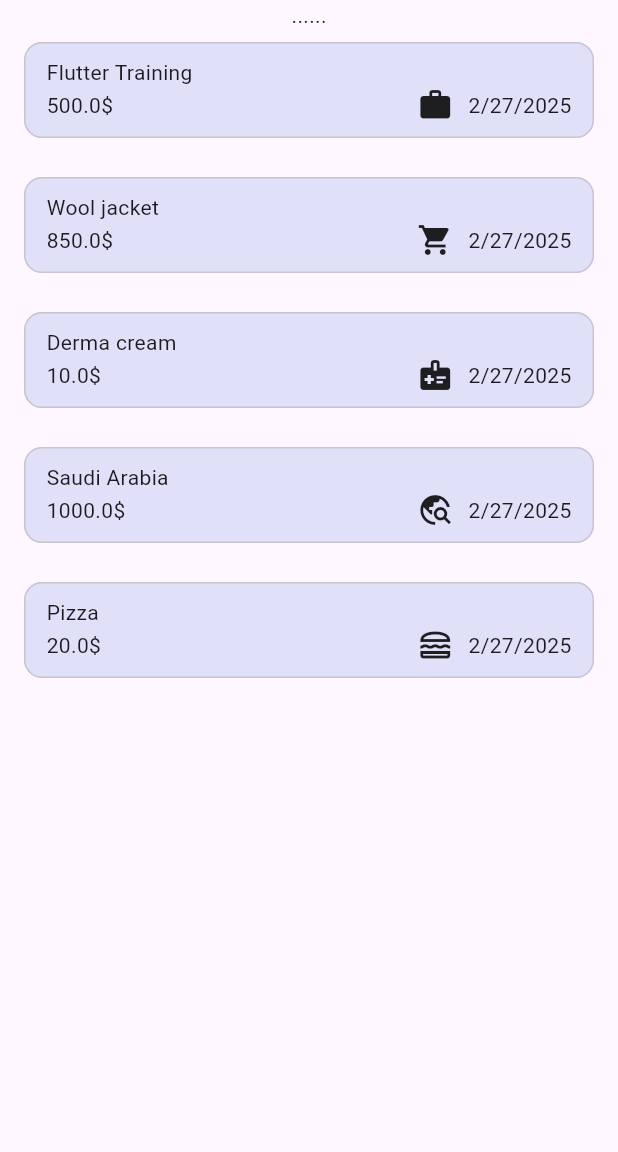
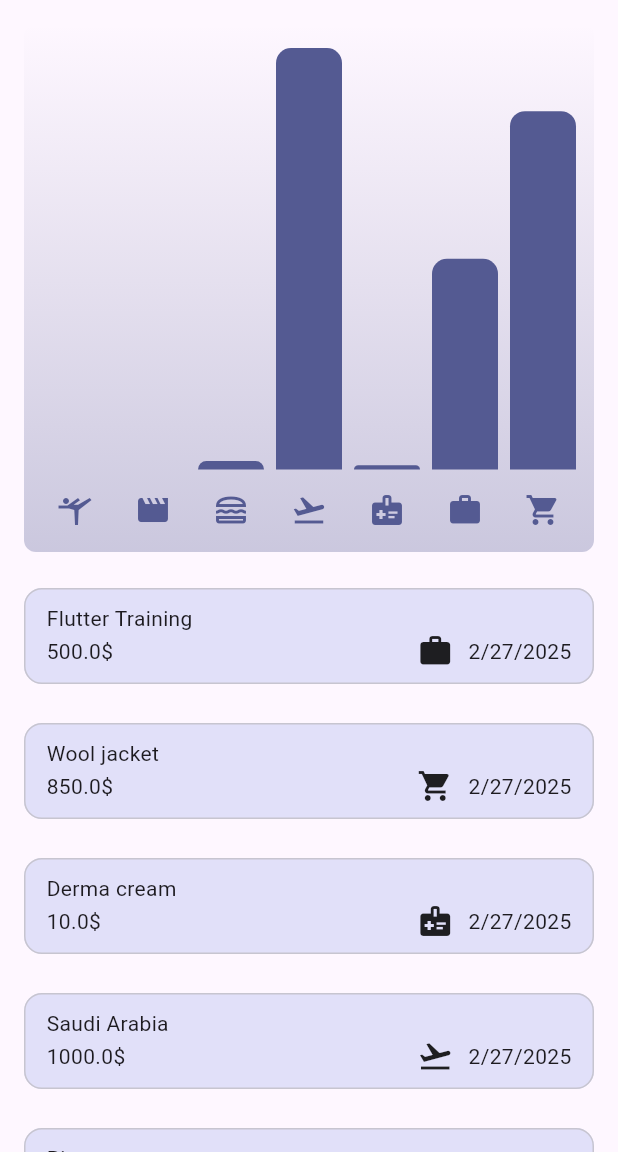
Before and after one commit to alaa2024Mandour/ExpensesApp, a Flutter app: the screen it shows after launch, on a phone screen of 412 x 824 dp, the part 84-1236 px from its top. Run offline on Flutter 3.47's test engine with Material 3 defaults, Android fonts, the phone set to English and light mode, and no system bars; our stand-ins replace flutter_bloc.

Commit message:
complete chart widget & handling responsive

```diff
--- a/lib/cubit/cubit.dart
+++ b/lib/cubit/cubit.dart
@@ -52,4 +52,30 @@ void addNewExpense(Expenses expense){
     emit(RemoveExpenseState());
   }
 
+
+  //#### handling Chart #####
+//### chart data ###
+  List<ExpensesBucket> get bucket {
+    return [
+      ExpensesBucket.forCategory(registeredExpenses, Categories.health),
+      ExpensesBucket.forCategory(registeredExpenses, Categories.fun),
+      ExpensesBucket.forCategory(registeredExpenses, Categories.food),
+      ExpensesBucket.forCategory(registeredExpenses, Categories.travel),
+      ExpensesBucket.forCategory(registeredExpenses, Categories.medicine),
+      ExpensesBucket.forCategory(registeredExpenses, Categories.work),
+      ExpensesBucket.forCategory(registeredExpenses, Categories.clothes),
+    ];
+  }
+
+  double get maxExpenseTotal{
+    double maxTotalExpense = 0;
+
+    for(var element in bucket){
+      if(element.totalExpenses > maxTotalExpense){
+        maxTotalExpense = element.totalExpenses;
+      }
+    }
+
+    return maxTotalExpense;
+  }
 }
--- a/lib/data/expenses_data.dart
+++ b/lib/data/expenses_data.dart
@@ -36,3 +36,21 @@ List<Expenses> registeredExpenses = [
       categories: Categories.food
   ),
 ];
+
+class ExpensesBucket{
+  final Categories category ;
+  final List<Expenses> expenses;
+
+  ExpensesBucket(this.category, this.expenses);
+
+  ExpensesBucket.forCategory(List<Expenses> allExpenses,this.category):expenses=allExpenses
+  .where((element)=> element.categories == category).toList();
+
+  double get totalExpenses {
+    double sum =0;
+    for(var expense in expenses){
+      sum += expense.amount;
+    }
+    return sum;
+  }
+}
--- a/lib/layouts/expenses_screen.dart
+++ b/lib/layouts/expenses_screen.dart
@@ -5,81 +5,146 @@ import 'package:expenses_app/models/expenses_model.dart';
 import 'package:expenses_app/widgets/new_expense.dart';
 import 'package:flutter/material.dart';
 import 'package:flutter_bloc/flutter_bloc.dart';
+import '../widgets/chart/chart.dart';
 import '../widgets/expenses_item.dart';
 
 class ExpensesScreen extends StatelessWidget {
   const ExpensesScreen({super.key});
   @override
   Widget build(BuildContext context) {
-    return BlocConsumer<ExpensesCubit,Status>(
-      listener: (BuildContext context, Status? state) {  },
+    return BlocConsumer<ExpensesCubit, Status>(
+      listener: (BuildContext context, Status? state) {},
       builder: (BuildContext context, state) {
         var cubit = ExpensesCubit.get(context);
+        double width = MediaQuery.of(context).size.width;
         return Scaffold(
           appBar: AppBar(
-            title: Text('Welcome In Your Expenses App',style: TextStyle(fontSize: 15),),
+            title: Text(
+              'Welcome In Your Expenses App',
+              style: TextStyle(fontSize: 15),
+            ),
             leading: Icon(Icons.arrow_back_ios_new),
             actions: [
               IconButton(
-                onPressed: (){
+                onPressed: () {
                   showModalBottomSheet(
                     context: context,
                     isScrollControlled: true,
-                    builder: (context) =>DraggableScrollableSheet(
+                    builder:
+                        (context) => DraggableScrollableSheet(
                           initialChildSize: 0.5, // 50% of screen height
                           minChildSize: 0.3, // Minimum height
                           maxChildSize: 0.9, // Maximum height
                           expand: false,
-                        builder: (context, scrollController) => newExpenses(
+                          builder:
+                              (context, scrollController) => newExpenses(
                                 scrollController: scrollController,
                                 titleController: cubit.titleController,
                                 amountController: cubit.amountController,
                                 expenseDate: cubit.expenseDate,
                                 context: context,
-                            formatDate: (onValue){
+                                formatDate: (onValue) {
                                   cubit.setDate(onValue);
                                 },
-                            chooseCategory: (value){
+                                chooseCategory: (value) {
                                   cubit.setCategory(value);
                                 },
                                 selectedCategory: cubit.selectedCategory,
-                            addExpensesItem: (){
-                              cubit.addNewExpense(Expenses(
+                                addExpensesItem: () {
+                                  cubit.addNewExpense(
+                                    Expenses(
                                       productName: cubit.titleController.text,
-                                  amount: double.parse(cubit.amountController.text),
+                                      amount: double.parse(
+                                        cubit.amountController.text,
+                                      ),
                                       date: cubit.originalDate!,
-                                  categories: cubit.selectedCategory));
-                            }
-                        )
-                    )
+                                      categories: cubit.selectedCategory,
+                                    ),
+                                  );
+                                },
+                              ),
+                        ),
                   );
                 },
                 icon: Icon(Icons.add),
-              )
+              ),
             ],
           ),
           body: Center(
-            child: Column(
+            child:
+                width < 600
+                    ? Column(
                       children: [
-                Text('......'),
+                        Expanded(child: Chart()),
                         Expanded(
                           child: ListView.separated(
-                      itemBuilder: (context,index) => Dismissible(
+                            itemBuilder:
+                                (context, index) => Dismissible(
                                   background: Container(
-                          color: Theme.of(context).colorScheme.error.withOpacity(0.7),
+                                    color: Theme.of(
+                                      context,
+                                    ).colorScheme.error.withOpacity(0.7),
                                     margin: EdgeInsets.symmetric(
-                              horizontal: Theme.of(context).cardTheme.margin!.horizontal),
+                                      horizontal:
+                                          Theme.of(
+                                            context,
+                                          ).cardTheme.margin!.horizontal,
+                                    ),
                                   ),
                                   key: ValueKey(registeredExpenses[index]),
-                          onDismissed: (direction)=>{
-                            cubit.removeExpense(registeredExpenses[index])
+                                  onDismissed:
+                                      (direction) => {
+                                        cubit.removeExpense(
+                                          registeredExpenses[index],
+                                        ),
                                       },
-                          child: expensesItem(model: registeredExpenses, index: index)
+                                  child: expensesItem(
+                                    model: registeredExpenses,
+                                    index: index,
                                   ),
-                      separatorBuilder: (context,index) => SizedBox(height: 10,),
-                      itemCount: registeredExpenses.length
                                 ),
+                            separatorBuilder:
+                                (context, index) => SizedBox(height: 10),
+                            itemCount: registeredExpenses.length,
+                          ),
+                        ),
+                      ],
                     )
+                    : Row(
+                      children: [
+                        Expanded(child: Chart()),
+                        Expanded(
+                          child: ListView.separated(
+                            itemBuilder:
+                                (context, index) => Dismissible(
+                                  background: Container(
+                                    color: Theme.of(
+                                      context,
+                                    ).colorScheme.error.withOpacity(0.7),
+                                    margin: EdgeInsets.symmetric(
+                                      horizontal:
+                                          Theme.of(
+                                            context,
+                                          ).cardTheme.margin!.horizontal,
+                                    ),
+                                  ),
+                                  key: ValueKey(registeredExpenses[index]),
+                                  onDismissed:
+                                      (direction) => {
+                                        cubit.removeExpense(
+                                          registeredExpenses[index],
+                                        ),
+                                      },
+                                  child: expensesItem(
+                                    model: registeredExpenses,
+                                    index: index,
+                                  ),
+                                ),
+                            separatorBuilder:
+                                (context, index) => SizedBox(height: 10),
+                            itemCount: registeredExpenses.length,
+                          ),
+                        ),
                       ],
                     ),
           ),
--- a/lib/main.dart
+++ b/lib/main.dart
@@ -2,10 +2,14 @@ import 'package:expenses_app/cubit/cubit.dart';
 import 'package:expenses_app/cubit/status.dart';
 import 'package:expenses_app/layouts/expenses_screen.dart';
 import 'package:flutter/material.dart';
+import 'package:flutter/services.dart';
 import 'package:flutter_bloc/flutter_bloc.dart';
 
 void main() {
-  runApp(const MyApp());
+  WidgetsFlutterBinding.ensureInitialized();
+  SystemChrome.setPreferredOrientations([
+    DeviceOrientation.portraitUp,
+  ]).then((onValue)=>  runApp(const MyApp()));
 }
 
 var myColorScheme = ColorScheme.fromSeed(
@@ -72,7 +76,7 @@ class MyApp extends StatelessWidget {
                 ),
               ),
             ),
-            // themeMode: ThemeMode.system,
+            themeMode: ThemeMode.system,
             initialRoute: 'expenses_screen',
             routes: {
               'expenses_screen': (context) => ExpensesScreen(),
--- a/lib/models/expenses_model.dart
+++ b/lib/models/expenses_model.dart
@@ -11,7 +11,7 @@ const  categoryIcons = {
   Categories.clothes : Icons.shopping_cart,
   Categories.work : Icons.work,
   Categories.medicine : Icons.medical_information,
-  Categories.travel : Icons.travel_explore,
+  Categories.travel : Icons.flight_takeoff,
   Categories.fun : Icons.movie,
   Categories.health : Icons.sports_gymnastics_sharp,
 };
--- /dev/null
+++ b/lib/widgets/chart/chart.dart
@@ -0,0 +1,73 @@
+import 'package:expenses_app/cubit/cubit.dart';
+import 'package:expenses_app/cubit/status.dart';
+import 'package:expenses_app/models/expenses_model.dart';
+import 'package:expenses_app/widgets/chart/chart_bar.dart';
+import 'package:flutter/material.dart';
+import 'package:flutter_bloc/flutter_bloc.dart';
+class Chart extends StatelessWidget {
+  const Chart({super.key});
+
+  @override
+  Widget build(BuildContext context) {
+    return BlocConsumer<ExpensesCubit,Status>(
+      listener: (BuildContext context, Status state) {  },
+      builder: (BuildContext context, Status state) {
+        var cubit = ExpensesCubit.get(context);
+        bool isDark = MediaQuery.of(context).platformBrightness == Brightness.dark;
+        return  LayoutBuilder(
+          builder: (BuildContext context, BoxConstraints constraints) {
+            print(constraints.minHeight);
+            print(constraints.maxHeight);
+            print(constraints.minWidth);
+            print(constraints.maxWidth);
+            return Container(
+              margin: EdgeInsets.all(16),
+              padding: EdgeInsets.symmetric(horizontal: 8,vertical: 16),
+              width: double.infinity,
+              height: constraints.maxHeight*0.3,
+              decoration: BoxDecoration(
+                  borderRadius: BorderRadius.circular(8),
+                  gradient: LinearGradient(colors: [
+                    Theme.of(context).colorScheme.primary.withOpacity(0.3),
+                    Theme.of(context).colorScheme.primary.withOpacity(0.0),
+                  ],
+                      begin: Alignment.bottomCenter,
+                      end: Alignment.topCenter
+                  )
+              ),
+              child: Column(
+                children: [
+                  Expanded(
+                    child: Row(
+                      crossAxisAlignment: CrossAxisAlignment.end,
+                      children: [
+                        for(var element in cubit.bucket)  ChartBar(fill: element.totalExpenses/cubit.maxExpenseTotal,),
+                      ],
+                    ),
+                  ),
+                  const SizedBox(height: 15,),
+                  Row(
+                      children: cubit.bucket.map(
+                            (toElement)=> Expanded(
+                          child: Padding(
+                            padding: EdgeInsets.symmetric(horizontal: 4),
+                            child: Icon(
+                              categoryIcons[toElement.category],
+                              color: isDark ?
+                              Theme.of(context).colorScheme.onPrimary.withOpacity(0.7)
+                                  :Theme.of(context).colorScheme.primary,
+                            ),
+                          ),
+                        ),
+                      ).toList()
+                  ),
+                ],
+              ),
+            );
+          },
+
+        );
+      },
+    );
+  }
+}
--- /dev/null
+++ b/lib/widgets/chart/chart_bar.dart
@@ -0,0 +1,30 @@
+import 'package:flutter/material.dart';
+class ChartBar extends StatelessWidget {
+  const ChartBar({super.key, required this.fill});
+
+  final double fill;
+
+  @override
+  Widget build(BuildContext context) {
+    bool isDark = MediaQuery.of(context).platformBrightness == Brightness.dark;
+    return Expanded(
+        child: Padding(
+            padding: EdgeInsets.symmetric(horizontal: 4),
+          child: FractionallySizedBox(
+            heightFactor: fill,
+            child: DecoratedBox(
+                decoration: BoxDecoration(
+                  borderRadius: BorderRadius.only(
+                    topLeft: Radius.circular(10) ,
+                    topRight: Radius.circular(10) ,
+                  ),
+                  color: isDark ?
+                  Theme.of(context).colorScheme.onPrimary.withOpacity(0.7)
+                      :Theme.of(context).colorScheme.primary,
+                )),
+          ),
+
+        )
+    );
+  }
+}
```
Lines whose indentation alone changed are shown as unchanged.
